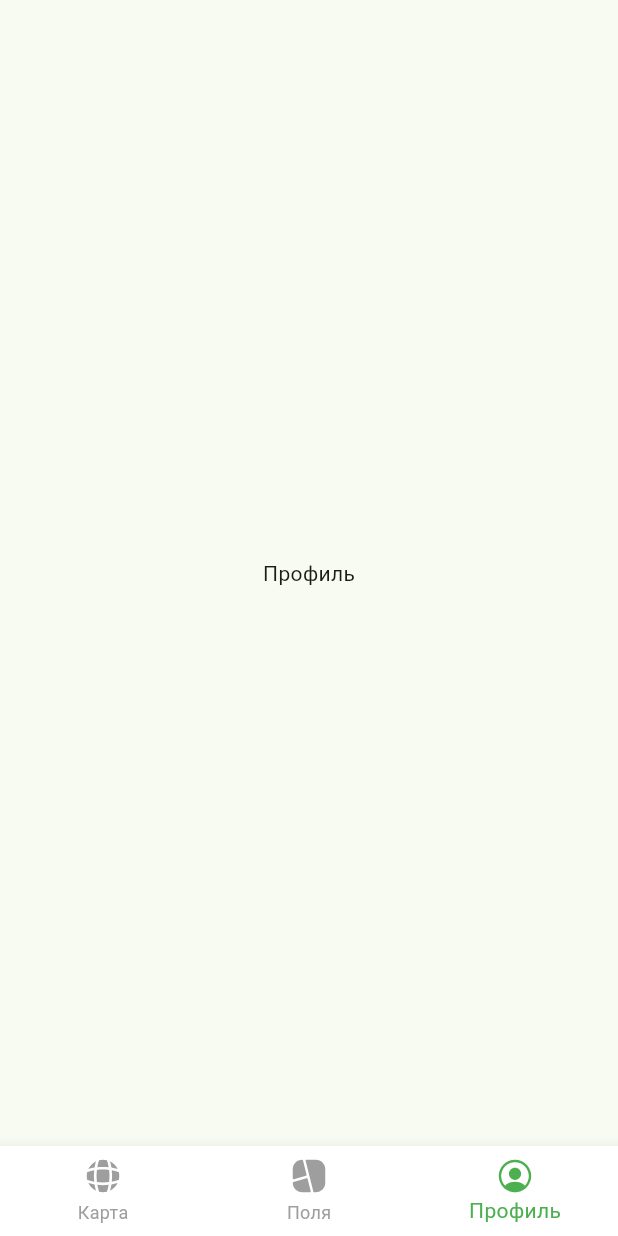
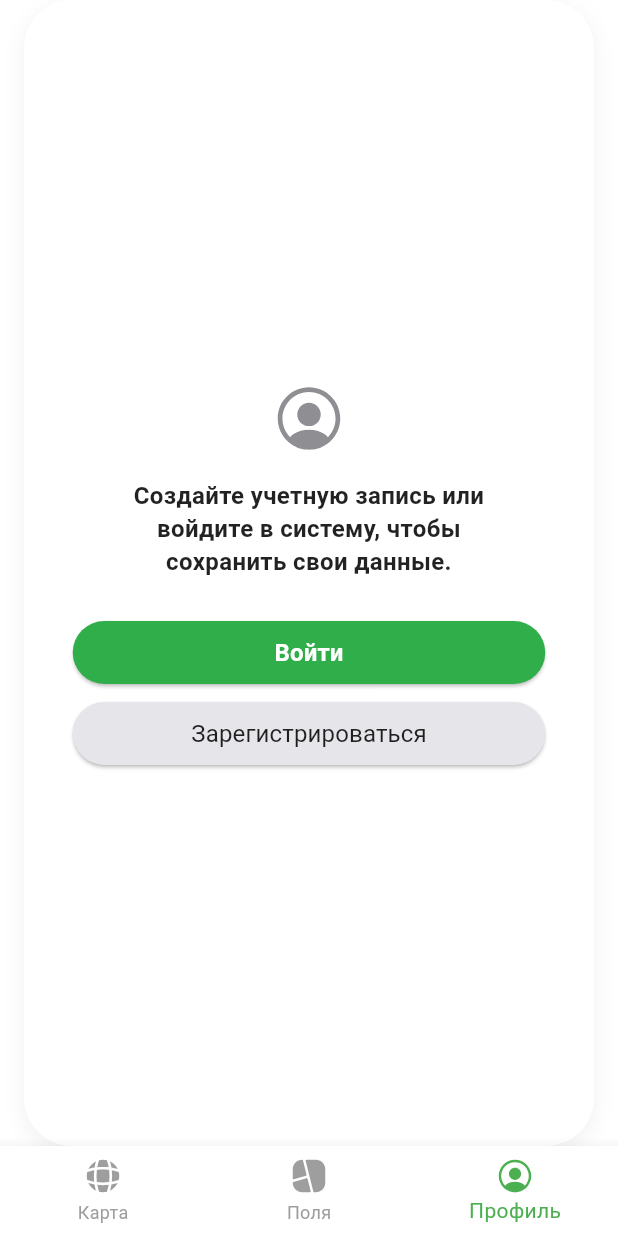
Before and after one commit to FieldScan-org/mobile-app, a Flutter app: the screen it shows after launch, item 3 of the bottom bar chosen, on a phone screen of 412 x 824 dp. Run offline on Flutter 3.47's test engine with Material 3 defaults, Android fonts, the phone set to English and light mode, and no system bars; our stand-ins replace flutter_svg.

Commit message:
Add profile page

```diff
--- a/lib/ui/main_screen.dart
+++ b/lib/ui/main_screen.dart
@@ -1,8 +1,8 @@
 import 'package:flutter/material.dart';
 import 'fields_page.dart';
 import 'map_placeholder.dart';
+import 'profile_empty_page.dart';
 import 'widgets/bottom_nav_bar.dart';
-import 'widgets/add_field_button.dart';
 
 
 class MainScreen extends StatefulWidget {
@@ -18,7 +18,7 @@ class _MainScreenState extends State<MainScreen> {
   final List<Widget> _pages = const [
     MapPlaceholder(),
     FieldsPage(),
-    Center(child: Text("Профиль")),
+    ProfileEmptyPage(),
   ];
 
   @override
--- /dev/null
+++ b/lib/ui/profile_empty_page.dart
@@ -0,0 +1,130 @@
+import 'package:flutter/material.dart';
+import 'package:flutter/services.dart';
+import 'package:flutter_svg/flutter_svg.dart';
+
+class ProfileEmptyPage extends StatelessWidget {
+  const ProfileEmptyPage({super.key});
+
+  @override
+  Widget build(BuildContext context) {
+    SystemChrome.setSystemUIOverlayStyle(
+      const SystemUiOverlayStyle(
+        statusBarColor: Colors.transparent,
+        statusBarIconBrightness: Brightness.dark,
+        statusBarBrightness: Brightness.dark,
+      ),
+    );
+
+    return Scaffold(
+      backgroundColor: Colors.white,
+
+      body: SafeArea(
+        child: Column(
+          children: [
+            // ---------- Большой белый контейнер ----------
+            Expanded(
+              child: Padding(
+                padding: const EdgeInsets.symmetric(horizontal: 16),
+                child: Container(
+                  decoration: BoxDecoration(
+                    color: Colors.white,
+                    borderRadius: BorderRadius.circular(32),
+                    boxShadow: [
+                      BoxShadow(
+                        color: Colors.black.withOpacity(0.06),
+                        blurRadius: 12,
+                        offset: const Offset(0, 4),
+                      )
+                    ],
+                  ),
+                  child: Center(
+                    child: Column(
+                      mainAxisAlignment: MainAxisAlignment.center,
+                      children: [
+
+                        // Иконка
+                        SvgPicture.asset(
+                          'assets/icons/profile-circle.svg',
+                          width: 50,
+                          height: 50,
+                          color: const Color.fromRGBO(142, 142, 147, 1),
+                        ),
+
+                        const SizedBox(height: 16),
+
+                        const Text(
+                          "Создайте учетную запись или\n"
+                          "войдите в систему, чтобы\n"
+                          "сохранить свои данные.",
+                          textAlign: TextAlign.center,
+                          style: TextStyle(
+                            fontWeight: FontWeight.bold,
+                            fontSize: 16,
+                            height: 1.35,
+                            color: Colors.black87,
+                          ),
+                        ),
+
+                        const SizedBox(height: 28),
+
+                        // Зеленая кнопка — Войти
+                        SizedBox(
+                          width: 315,
+                          height: 42,
+                          child: ElevatedButton(
+                            onPressed: () {},
+                            style: ElevatedButton.styleFrom(
+                              backgroundColor: const Color(0xFF2FAE4A),
+                              shape: RoundedRectangleBorder(
+                                borderRadius: BorderRadius.circular(25),
+                              ),
+                            ),
+                            child: const Text(
+                              "Войти",
+                              style: TextStyle(
+                                fontSize: 16,
+                                color: Colors.white,
+                                fontWeight: FontWeight.bold,
+                              ),
+                            ),
+                          ),
+                        ),
+
+                        const SizedBox(height: 12),
+
+                        // СЕРАЯ кнопка — Зарегистрироваться
+                        SizedBox(
+                          width: 315,
+                          height: 42,
+                          child: ElevatedButton(
+                            onPressed: () {},
+                            style: ElevatedButton.styleFrom(
+                              backgroundColor: const Color(0xFFE5E5EA),
+                              shape: RoundedRectangleBorder(
+                                borderRadius: BorderRadius.circular(25),
+                              ),
+                            ),
+                            child: const Text(
+                              "Зарегистрироваться",
+                              style: TextStyle(
+                                fontSize: 16,
+                                fontWeight: FontWeight.normal,
+                                color: Colors.black87,
+                              ),
+                            ),
+                          ),
+                        ),
+
+                      ],
+                    ),
+                  ),
+                ),
+              ),
+            ),
+
+          ],
+        ),
+      ),
+    );
+  }
+}
--- a/pubspec.yaml
+++ b/pubspec.yaml
@@ -63,6 +63,7 @@ flutter:
     - assets/icons/map.svg
     - assets/icons/profile.svg
     - assets/icons/plusbig.svg
+    - assets/icons/profile-circle.svg
   # To add assets to your application, add an assets section, like this:
   # assets:
   #   - images/a_dot_burr.jpeg
```
Also changed, not shown: lib/ui/login_page.dart (added, +187 -0 lines), assets/icons/profile-circle.svg (added).
